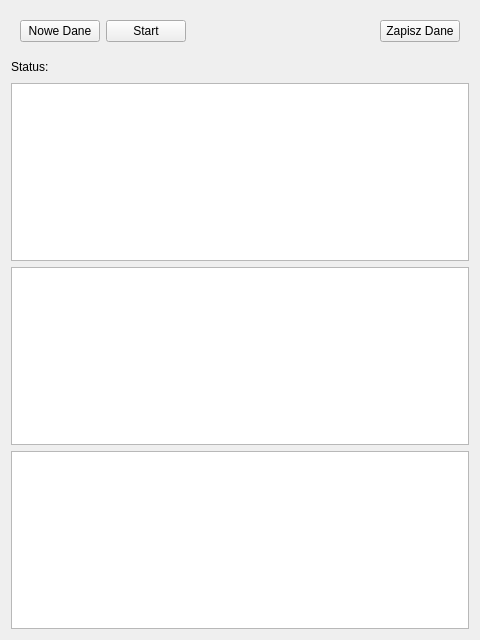
Above: PrzeplywomierzGUI/Aplikacja/pozycjeroleta.ui from wiacekmarcin/StanowiskoOtwock before the change. Below: the same form after it.
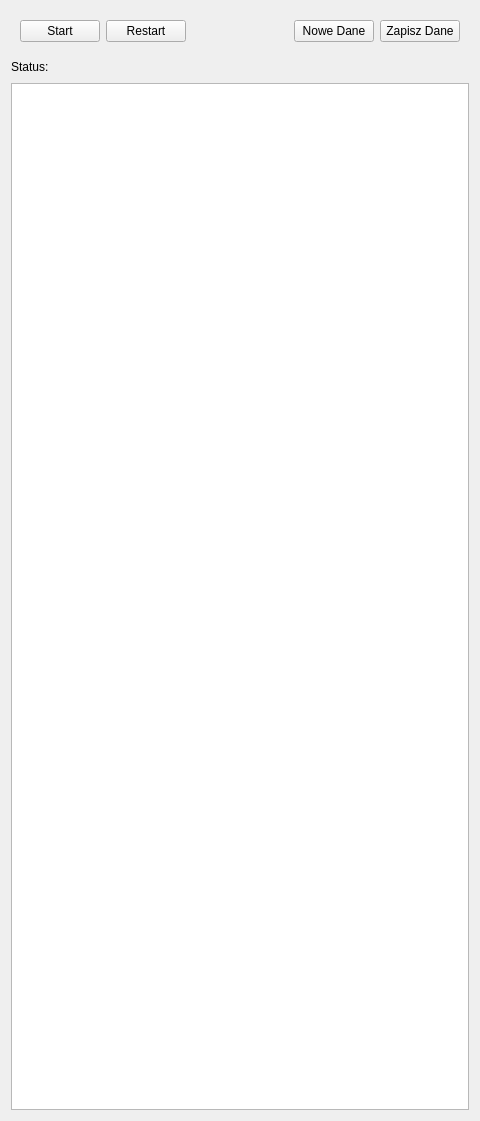
That is the form after the change.

The edit to the form file:
```diff
--- a/PrzeplywomierzGUI/Aplikacja/pozycjeroleta.ui
+++ b/PrzeplywomierzGUI/Aplikacja/pozycjeroleta.ui
@@ -10,7 +10,7 @@
     <x>0</x>
     <y>0</y>
     <width>480</width>
-    <height>640</height>
+    <height>1121</height>
    </rect>
   </property>
   <property name="windowTitle">
@@ -20,13 +20,6 @@
    <item>
     <widget class="QWidget" name="widget" native="true">
      <layout class="QHBoxLayout" name="horizontalLayout">
-      <item>
-       <widget class="QPushButton" name="pbNoweDane">
-        <property name="text">
-         <string>Nowe Dane</string>
-        </property>
-       </widget>
-      </item>
       <item>
        <widget class="QPushButton" name="pbStart">
         <property name="text">
@@ -34,6 +27,13 @@
         </property>
        </widget>
       </item>
+      <item>
+       <widget class="QPushButton" name="pbRestart">
+        <property name="text">
+         <string>Restart</string>
+        </property>
+       </widget>
+      </item>
       <item>
        <spacer name="horizontalSpacer_2">
         <property name="orientation">
@@ -47,6 +47,13 @@
         </property>
        </spacer>
       </item>
+      <item>
+       <widget class="QPushButton" name="pbNoweDane">
+        <property name="text">
+         <string>Nowe Dane</string>
+        </property>
+       </widget>
+      </item>
       <item>
        <widget class="QPushButton" name="pbZapisz">
         <property name="text">
@@ -91,12 +98,6 @@
    <item>
     <widget class="QTableWidget" name="table"/>
    </item>
-   <item>
-    <widget class="QTextEdit" name="localdebug"/>
-   </item>
-   <item>
-    <widget class="QTextEdit" name="debug"/>
-   </item>
   </layout>
  </widget>
  <resources/>
```
Left out of the diff: 7 changed lines with no effect on the pictures.
